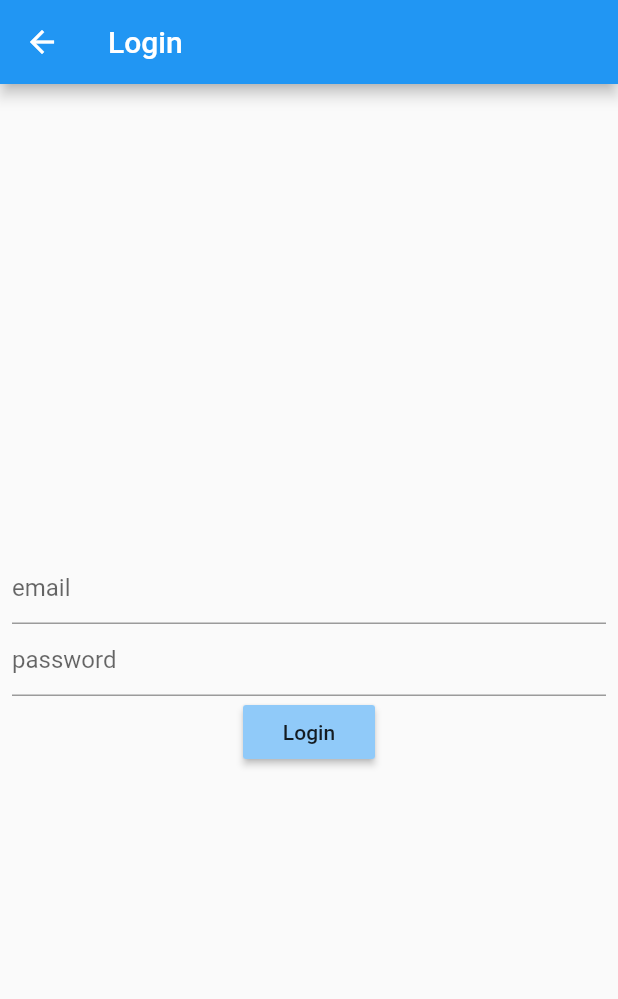
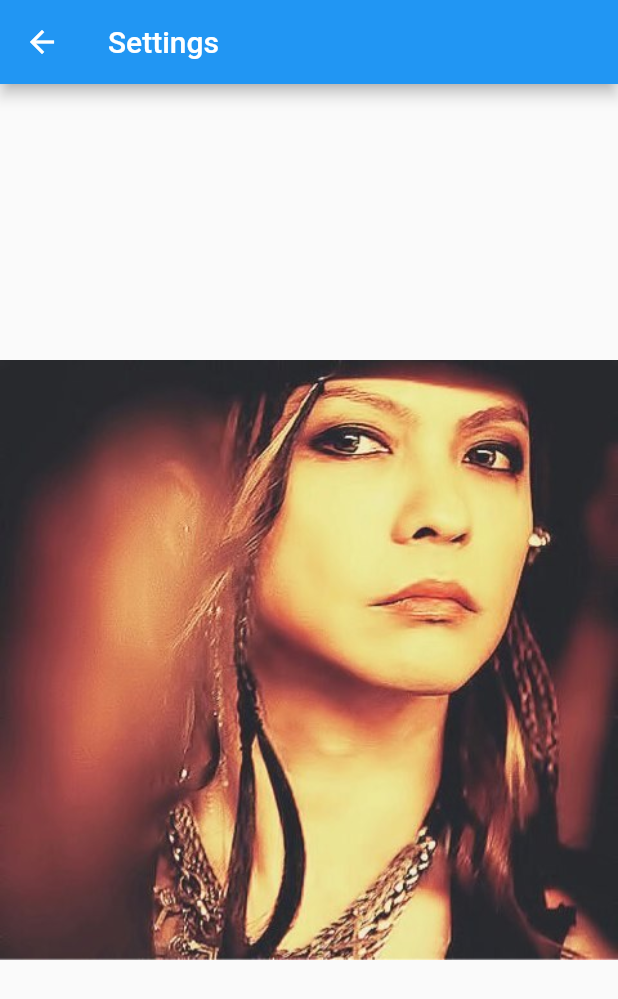
Before and after one commit to reika178/my_todo_firebase4, a Flutter app: the TodoListPage screen opened directly, after a tap on the "settings" icon, on a phone screen of 412 x 824 dp. Shown: the top 999 px of the screen. Run offline on Flutter 3.47's test engine with Material 2 defaults, Android fonts, the phone set to English and light mode, and no system bars; our stand-ins replace cloud_firestore, firebase_auth; accounts and stored records are empty.

Commit message:
settingPage作った、カード透かし中
12/15

```diff
--- a/lib/presentation/settings/settings_page.dart
+++ b/lib/presentation/settings/settings_page.dart
@@ -0,0 +1,23 @@
+import 'package:flutter/cupertino.dart';
+import 'package:flutter/material.dart';
+
+class SettingsPage extends StatelessWidget {
+  @override
+  Widget build(BuildContext context) {
+    return Scaffold(
+      appBar: AppBar(
+        title: Text('Settings'),
+      ),
+      body: Center(
+        child: Column(
+          mainAxisAlignment: MainAxisAlignment.center,
+          children: [
+            Image.asset(
+              'images/hyde.jpeg'
+            ) ,
+          ],
+        ),
+      )
+    );
+  }
+}
--- a/lib/presentation/todo_list/todo_list_page.dart
+++ b/lib/presentation/todo_list/todo_list_page.dart
@@ -3,6 +3,7 @@ import 'package:flutter/material.dart';
 import 'package:my_todo_app_firebase4/domain/todo.dart';
 import 'package:my_todo_app_firebase4/presentation/add_todo/add_todo_page.dart';
 import 'package:my_todo_app_firebase4/presentation/login/login_page.dart';
+import 'package:my_todo_app_firebase4/presentation/settings/settings_page.dart';
 import 'package:my_todo_app_firebase4/presentation/todo_list/todo_list_model.dart';
 import 'package:provider/provider.dart';
 
@@ -17,14 +18,20 @@ class TodoListPage extends StatelessWidget {
           actions: <Widget>[
             IconButton(
               icon: Icon(Icons.settings),
-              onPressed: () async {
-                await FirebaseAuth.instance.signOut();
-                await Navigator.of(context).pushReplacement(
-                  MaterialPageRoute(builder: (context) {
-                    return LoginPage();
-                  }),
+              // onPressed: () async {
+              //   await FirebaseAuth.instance.signOut();
+              //   await Navigator.of(context).pushReplacement(
+              //     MaterialPageRoute(builder: (context) {
+              //       return LoginPage();
+              //     }),
+              //   );
+              // },
+              onPressed: () {
+                Navigator.push(
+                  context,
+                  MaterialPageRoute(builder: (context) => SettingsPage()),
                 );
-              },
+              }
             ),
           ],
         ),
@@ -46,7 +53,9 @@ class TodoListPage extends StatelessWidget {
                         await deleteTodo(context, model, todo);
                       },
                       child: Card(
+                        color: Colors.transparent,
                         child: ListTile(
+                          tileColor: Colors.white38,
                           title: Text(todo.title),
                           onTap: () async {
                             await Navigator.push(
```
